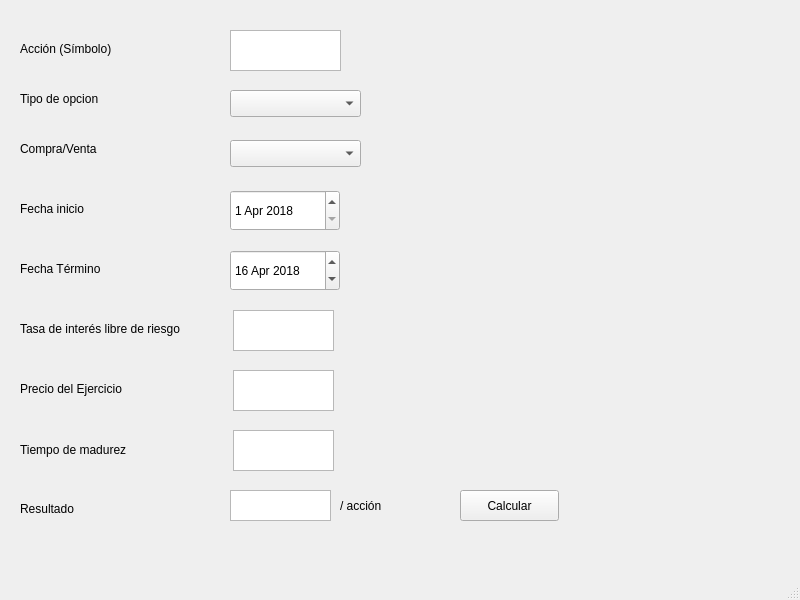
icomann/QuantumISW, file SIMPLE_GUI.ui: the form before one commit.
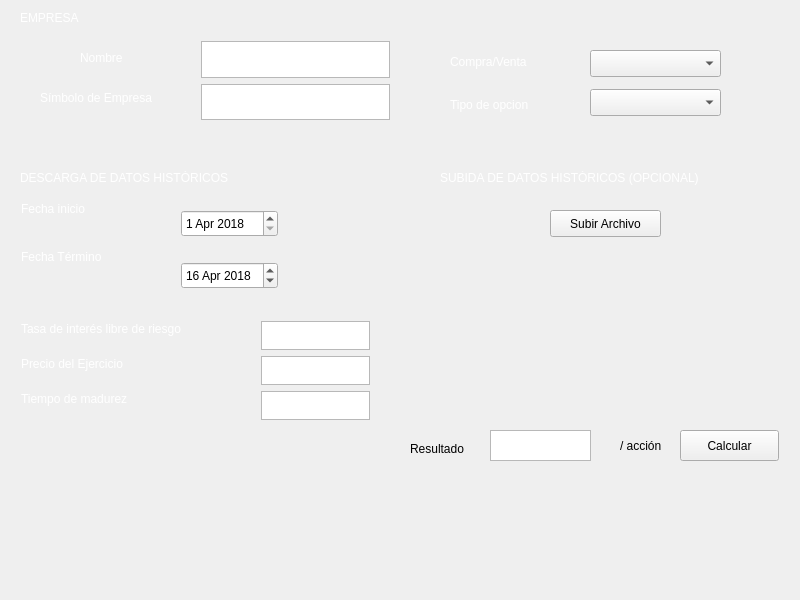
The form after the commit. Icons and pictures are not drawn.

Patch:
```diff
--- a/SIMPLE_GUI.ui
+++ b/SIMPLE_GUI.ui
@@ -13,118 +13,15 @@
   <property name="windowTitle">
    <string>MainWindow</string>
   </property>
+  <property name="styleSheet">
+   <string notr="true"/>
+  </property>
   <widget class="QWidget" name="centralwidget">
-   <widget class="QTextEdit" name="stock_name">
-    <property name="geometry">
-     <rect>
-      <x>230</x>
-      <y>30</y>
-      <width>111</width>
-      <height>41</height>
-     </rect>
-    </property>
-   </widget>
-   <widget class="QLabel" name="label">
-    <property name="geometry">
-     <rect>
-      <x>20</x>
-      <y>40</y>
-      <width>131</width>
-      <height>17</height>
-     </rect>
-    </property>
-    <property name="text">
-     <string>Acción (Símbolo)</string>
-    </property>
-   </widget>
-   <widget class="QDateEdit" name="start_date">
-    <property name="geometry">
-     <rect>
-      <x>230</x>
-      <y>190</y>
-      <width>110</width>
-      <height>41</height>
-     </rect>
-    </property>
-    <property name="date">
-     <date>
-      <year>2018</year>
-      <month>4</month>
-      <day>1</day>
-     </date>
-    </property>
-   </widget>
-   <widget class="QLabel" name="label_2">
-    <property name="geometry">
-     <rect>
-      <x>20</x>
-      <y>200</y>
-      <width>91</width>
-      <height>17</height>
-     </rect>
-    </property>
-    <property name="text">
-     <string>Fecha inicio</string>
-    </property>
-   </widget>
-   <widget class="QLabel" name="label_3">
-    <property name="geometry">
-     <rect>
-      <x>20</x>
-      <y>260</y>
-      <width>101</width>
-      <height>17</height>
-     </rect>
-    </property>
-    <property name="text">
-     <string>Fecha Término</string>
-    </property>
-   </widget>
-   <widget class="QDateEdit" name="finish_date">
-    <property name="geometry">
-     <rect>
-      <x>230</x>
-      <y>250</y>
-      <width>110</width>
-      <height>41</height>
-     </rect>
-    </property>
-    <property name="date">
-     <date>
-      <year>2018</year>
-      <month>4</month>
-      <day>16</day>
-     </date>
-    </property>
-   </widget>
-   <widget class="QTextEdit" name="r_value">
-    <property name="geometry">
-     <rect>
-      <x>233</x>
-      <y>310</y>
-      <width>101</width>
-      <height>41</height>
-     </rect>
-    </property>
-   </widget>
-   <widget class="QLabel" name="label_4">
-    <property name="geometry">
-     <rect>
-      <x>20</x>
-      <y>320</y>
-      <width>211</width>
-      <height>17</height>
-     </rect>
-    </property>
-    <property name="text">
-     <string>Tasa de interés libre de riesgo</string>
-    </property>
-   </widget>
    <widget class="QPushButton" name="calculate_option">
     <property name="geometry">
      <rect>
-      <x>460</x>
-      <y>490</y>
+      <x>680</x>
+      <y>430</y>
       <width>99</width>
       <height>31</height>
      </rect>
@@ -136,8 +33,8 @@
    <widget class="QTextEdit" name="result">
     <property name="geometry">
      <rect>
-      <x>230</x>
-      <y>490</y>
+      <x>490</x>
+      <y>430</y>
       <width>101</width>
       <height>31</height>
      </rect>
@@ -146,8 +43,8 @@
    <widget class="QLabel" name="label_5">
     <property name="geometry">
      <rect>
-      <x>20</x>
-      <y>500</y>
+      <x>410</x>
+      <y>440</y>
       <width>91</width>
       <height>17</height>
      </rect>
@@ -156,111 +53,359 @@
      <string>Resultado</string>
     </property>
    </widget>
+   <widget class="QLabel" name="label_10">
+    <property name="geometry">
+     <rect>
+      <x>620</x>
+      <y>430</y>
+      <width>81</width>
+      <height>31</height>
+     </rect>
+    </property>
+    <property name="text">
+     <string>/ acción</string>
+    </property>
+   </widget>
+   <widget class="QLabel" name="label_13">
+    <property name="geometry">
+     <rect>
+      <x>20</x>
+      <y>10</y>
+      <width>68</width>
+      <height>17</height>
+     </rect>
+    </property>
+    <property name="text">
+     <string>&lt;html&gt;&lt;head/&gt;&lt;body&gt;&lt;p&gt;&lt;span style=&quot; color:#ffffff;&quot;&gt;EMPRESA&lt;/span&gt;&lt;/p&gt;&lt;/body&gt;&lt;/html&gt;</string>
+    </property>
+   </widget>
+   <widget class="QLabel" name="label_14">
+    <property name="geometry">
+     <rect>
+      <x>20</x>
+      <y>170</y>
+      <width>251</width>
+      <height>17</height>
+     </rect>
+    </property>
+    <property name="text">
+     <string>&lt;html&gt;&lt;head/&gt;&lt;body&gt;&lt;p&gt;&lt;span style=&quot; color:#ffffff;&quot;&gt;DESCARGA DE DATOS HISTÓRICOS&lt;/span&gt;&lt;/p&gt;&lt;/body&gt;&lt;/html&gt;</string>
+    </property>
+   </widget>
+   <widget class="QLabel" name="label_17">
+    <property name="geometry">
+     <rect>
+      <x>440</x>
+      <y>170</y>
+      <width>311</width>
+      <height>17</height>
+     </rect>
+    </property>
+    <property name="text">
+     <string>&lt;html&gt;&lt;head/&gt;&lt;body&gt;&lt;p&gt;&lt;span style=&quot; color:#ffffff;&quot;&gt;SUBIDA DE DATOS HISTÓRICOS (OPCIONAL)&lt;/span&gt;&lt;/p&gt;&lt;/body&gt;&lt;/html&gt;</string>
+    </property>
+   </widget>
+   <widget class="QPushButton" name="pushButton">
+    <property name="geometry">
+     <rect>
+      <x>550</x>
+      <y>210</y>
+      <width>111</width>
+      <height>27</height>
+     </rect>
+    </property>
+    <property name="text">
+     <string>Subir Archivo</string>
+    </property>
+   </widget>
+   <widget class="QLabel" name="label_11">
+    <property name="geometry">
+     <rect>
+      <x>0</x>
+      <y>0</y>
+      <width>801</width>
+      <height>621</height>
+     </rect>
+    </property>
+    <property name="cursor">
+     <cursorShape>ArrowCursor</cursorShape>
+    </property>
+    <property name="mouseTracking">
+     <bool>false</bool>
+    </property>
+    <property name="styleSheet">
+     <string notr="true">border-image: url(:/background/back4.jpg);</string>
+    </property>
+    <property name="text">
+     <string/>
+    </property>
+   </widget>
+   <widget class="QLabel" name="label_3">
+    <property name="geometry">
+     <rect>
+      <x>21</x>
+      <y>249</y>
+      <width>100</width>
+      <height>17</height>
+     </rect>
+    </property>
+    <property name="text">
+     <string>&lt;html&gt;&lt;head/&gt;&lt;body&gt;&lt;p&gt;&lt;span style=&quot; color:#ffffff;&quot;&gt;Fecha Término&lt;/span&gt;&lt;/p&gt;&lt;/body&gt;&lt;/html&gt;</string>
+    </property>
+   </widget>
    <widget class="QLabel" name="label_6">
     <property name="geometry">
      <rect>
-      <x>20</x>
-      <y>440</y>
-      <width>151</width>
-      <height>20</height>
+      <x>21</x>
+      <y>391</y>
+      <width>136</width>
+      <height>17</height>
      </rect>
     </property>
     <property name="text">
-     <string>Tiempo de madurez</string>
+     <string>&lt;html&gt;&lt;head/&gt;&lt;body&gt;&lt;p&gt;&lt;span style=&quot; color:#ffffff;&quot;&gt;Tiempo de madurez&lt;/span&gt;&lt;/p&gt;&lt;/body&gt;&lt;/html&gt;</string>
     </property>
    </widget>
    <widget class="QTextEdit" name="Time_mature_name">
     <property name="geometry">
      <rect>
-      <x>233</x>
-      <y>430</y>
-      <width>101</width>
-      <height>41</height>
-     </rect>
-    </property>
-   </widget>
-   <widget class="QPlainTextEdit" name="k_value">
-    <property name="geometry">
-     <rect>
-      <x>233</x>
-      <y>370</y>
-      <width>101</width>
-      <height>41</height>
+      <x>261</x>
+      <y>391</y>
+      <width>109</width>
+      <height>29</height>
      </rect>
     </property>
    </widget>
    <widget class="QLabel" name="label_7">
     <property name="geometry">
      <rect>
-      <x>20</x>
-      <y>380</y>
-      <width>131</width>
+      <x>21</x>
+      <y>356</y>
+      <width>129</width>
       <height>17</height>
      </rect>
     </property>
     <property name="text">
-     <string>Precio del Ejercicio</string>
+     <string>&lt;html&gt;&lt;head/&gt;&lt;body&gt;&lt;p&gt;&lt;span style=&quot; color:#ffffff;&quot;&gt;Precio del Ejercicio&lt;/span&gt;&lt;/p&gt;&lt;/body&gt;&lt;/html&gt;</string>
     </property>
    </widget>
-   <widget class="QComboBox" name="business_type_combo">
+   <widget class="QPlainTextEdit" name="k_value">
     <property name="geometry">
      <rect>
-      <x>230</x>
-      <y>140</y>
-      <width>131</width>
+      <x>261</x>
+      <y>356</y>
+      <width>109</width>
+      <height>29</height>
+     </rect>
+    </property>
+   </widget>
+   <widget class="QTextEdit" name="r_value">
+    <property name="geometry">
+     <rect>
+      <x>261</x>
+      <y>321</y>
+      <width>109</width>
+      <height>29</height>
+     </rect>
+    </property>
+   </widget>
+   <widget class="QDateEdit" name="finish_date">
+    <property name="geometry">
+     <rect>
+      <x>181</x>
+      <y>262</y>
+      <width>97</width>
       <height>27</height>
      </rect>
+    </property>
+    <property name="date">
+     <date>
+      <year>2018</year>
+      <month>4</month>
+      <day>16</day>
+     </date>
+    </property>
+   </widget>
+   <widget class="QDateEdit" name="start_date">
+    <property name="geometry">
+     <rect>
+      <x>181</x>
+      <y>210</y>
+      <width>97</width>
+      <height>27</height>
+     </rect>
+    </property>
+    <property name="date">
+     <date>
+      <year>2018</year>
+      <month>4</month>
+      <day>1</day>
+     </date>
+    </property>
+   </widget>
+   <widget class="QLabel" name="label_2">
+    <property name="geometry">
+     <rect>
+      <x>21</x>
+      <y>201</y>
+      <width>80</width>
+      <height>17</height>
+     </rect>
+    </property>
+    <property name="text">
+     <string>&lt;html&gt;&lt;head/&gt;&lt;body&gt;&lt;p&gt;&lt;span style=&quot; color:#ffffff;&quot;&gt;Fecha inicio&lt;/span&gt;&lt;/p&gt;&lt;/body&gt;&lt;/html&gt;</string>
+    </property>
+   </widget>
+   <widget class="QLabel" name="label_4">
+    <property name="geometry">
+     <rect>
+      <x>21</x>
+      <y>321</y>
+      <width>204</width>
+      <height>17</height>
+     </rect>
+    </property>
+    <property name="text">
+     <string>&lt;html&gt;&lt;head/&gt;&lt;body&gt;&lt;p&gt;&lt;span style=&quot; color:#ffffff;&quot;&gt;Tasa de interés libre de riesgo&lt;/span&gt;&lt;/p&gt;&lt;/body&gt;&lt;/html&gt;</string>
+    </property>
+   </widget>
+   <widget class="QLabel" name="label_9">
+    <property name="geometry">
+     <rect>
+      <x>450</x>
+      <y>97</y>
+      <width>100</width>
+      <height>17</height>
+     </rect>
+    </property>
+    <property name="text">
+     <string>&lt;html&gt;&lt;head/&gt;&lt;body&gt;&lt;p&gt;&lt;span style=&quot; color:#ffffff;&quot;&gt;Tipo de opcion&lt;/span&gt;&lt;/p&gt;&lt;/body&gt;&lt;/html&gt;</string>
     </property>
    </widget>
    <widget class="QLabel" name="label_8">
     <property name="geometry">
      <rect>
-      <x>20</x>
-      <y>140</y>
-      <width>101</width>
+      <x>450</x>
+      <y>54</y>
+      <width>99</width>
       <height>17</height>
      </rect>
     </property>
     <property name="text">
-     <string>Compra/Venta</string>
+     <string>&lt;html&gt;&lt;head/&gt;&lt;body&gt;&lt;p&gt;&lt;span style=&quot; color:#ffffff;&quot;&gt;Compra/Venta&lt;/span&gt;&lt;/p&gt;&lt;/body&gt;&lt;/html&gt;</string>
     </property>
    </widget>
    <widget class="QComboBox" name="Option_type">
     <property name="geometry">
      <rect>
-      <x>230</x>
-      <y>90</y>
+      <x>590</x>
+      <y>50</y>
       <width>131</width>
       <height>27</height>
      </rect>
     </property>
    </widget>
-   <widget class="QLabel" name="label_9">
+   <widget class="QComboBox" name="business_type_combo">
     <property name="geometry">
      <rect>
-      <x>20</x>
-      <y>90</y>
-      <width>101</width>
+      <x>590</x>
+      <y>89</y>
+      <width>131</width>
+      <height>27</height>
+     </rect>
+    </property>
+   </widget>
+   <widget class="QTextEdit" name="stock_name">
+    <property name="geometry">
+     <rect>
+      <x>201</x>
+      <y>84</y>
+      <width>189</width>
+      <height>36</height>
+     </rect>
+    </property>
+    <property name="acceptDrops">
+     <bool>true</bool>
+    </property>
+    <property name="autoFillBackground">
+     <bool>false</bool>
+    </property>
+    <property name="styleSheet">
+     <string notr="true"/>
+    </property>
+    <property name="frameShape">
+     <enum>QFrame::StyledPanel</enum>
+    </property>
+    <property name="frameShadow">
+     <enum>QFrame::Sunken</enum>
+    </property>
+    <property name="autoFormatting">
+     <set>QTextEdit::AutoNone</set>
+    </property>
+   </widget>
+   <widget class="QTextEdit" name="business_name">
+    <property name="geometry">
+     <rect>
+      <x>201</x>
+      <y>41</y>
+      <width>189</width>
+      <height>37</height>
+     </rect>
+    </property>
+   </widget>
+   <widget class="QLabel" name="label_12">
+    <property name="geometry">
+     <rect>
+      <x>80</x>
+      <y>50</y>
+      <width>57</width>
       <height>17</height>
      </rect>
     </property>
     <property name="text">
-     <string>Tipo de opcion</string>
+     <string>&lt;html&gt;&lt;head/&gt;&lt;body&gt;&lt;p&gt;&lt;span style=&quot; color:#ffffff;&quot;&gt;Nombre&lt;/span&gt;&lt;/p&gt;&lt;/body&gt;&lt;/html&gt;</string>
     </property>
    </widget>
-   <widget class="QLabel" name="label_10">
+   <widget class="QLabel" name="label">
     <property name="geometry">
      <rect>
-      <x>340</x>
-      <y>490</y>
-      <width>81</width>
-      <height>31</height>
+      <x>40</x>
+      <y>90</y>
+      <width>139</width>
+      <height>17</height>
      </rect>
     </property>
     <property name="text">
-     <string>/ acción</string>
+     <string>&lt;html&gt;&lt;head/&gt;&lt;body&gt;&lt;p&gt;&lt;span style=&quot; color:#ffffff;&quot;&gt;Símbolo de Empresa&lt;/span&gt;&lt;/p&gt;&lt;/body&gt;&lt;/html&gt;</string>
     </property>
    </widget>
+   <zorder>label_11</zorder>
+   <zorder>label_9</zorder>
+   <zorder>calculate_option</zorder>
+   <zorder>label_3</zorder>
+   <zorder>label_12</zorder>
+   <zorder>label_6</zorder>
+   <zorder>label_10</zorder>
+   <zorder>Time_mature_name</zorder>
+   <zorder>business_type_combo</zorder>
+   <zorder>label_17</zorder>
+   <zorder>label_7</zorder>
+   <zorder>pushButton</zorder>
+   <zorder>label_13</zorder>
+   <zorder>stock_name</zorder>
+   <zorder>label_5</zorder>
+   <zorder>label_8</zorder>
+   <zorder>k_value</zorder>
+   <zorder>r_value</zorder>
+   <zorder>label_14</zorder>
+   <zorder>finish_date</zorder>
+   <zorder>start_date</zorder>
+   <zorder>business_name</zorder>
+   <zorder>label_2</zorder>
+   <zorder>label</zorder>
+   <zorder>Option_type</zorder>
+   <zorder>result</zorder>
+   <zorder>label_4</zorder>
   </widget>
   <widget class="QMenuBar" name="menubar">
    <property name="geometry">
@@ -272,7 +417,6 @@
     </rect>
    </property>
   </widget>
-  <widget class="QStatusBar" name="statusbar"/>
  </widget>
  <resources/>
  <connections/>
```
Left out of the diff: 4 changed lines with no effect on the pictures.
